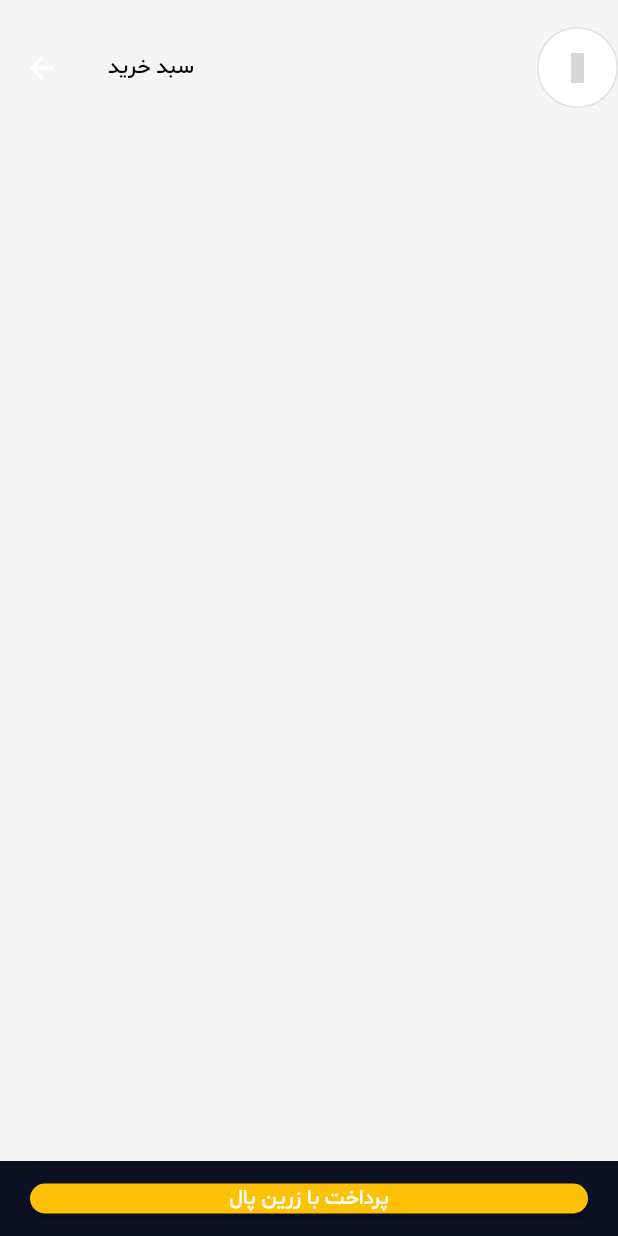
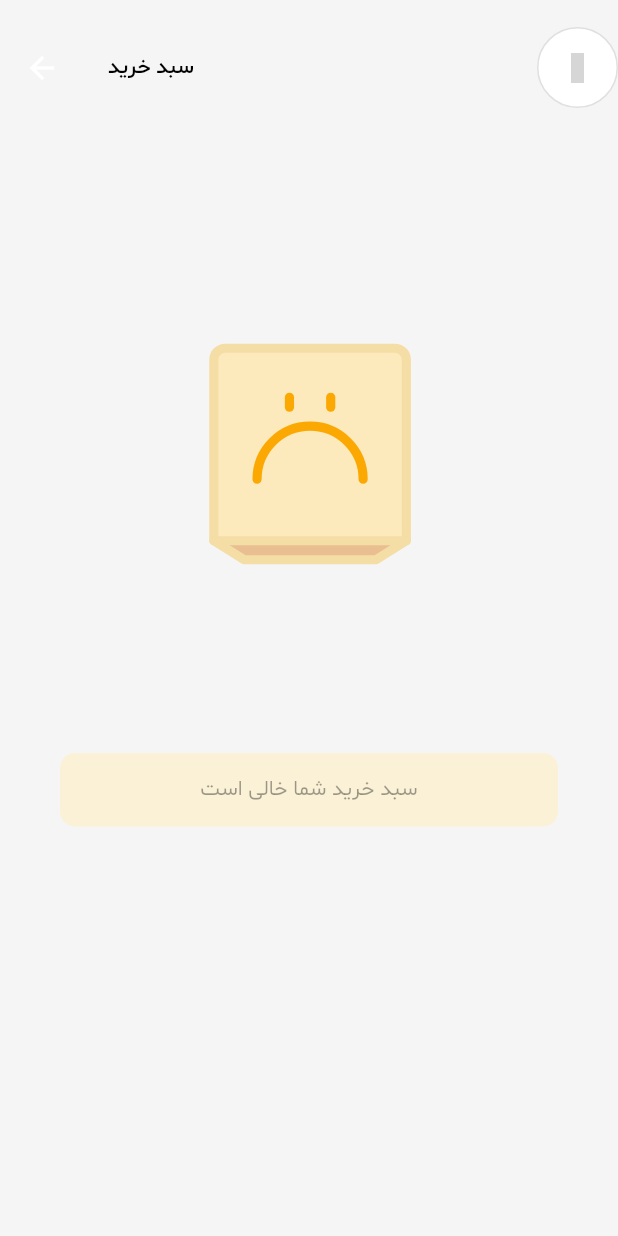
Before and after one commit to ayoubrajabi/ecommerce-zarinpal, a Flutter app: the CartScreen screen opened directly, on a phone screen of 412 x 824 dp. Run offline on Flutter 3.47's test engine with Material 2 defaults, Android fonts, the phone set to English and light mode, and no system bars; our stand-ins replace bloc, flutter_bloc, flutter_spinkit, iconly, lottie, transparent_image and 1 more; missing offline and left inert: solid_bottom_sheet, zarinpal; network calls fail; grey boxes are pictures that could not be loaded.

Commit message:
lottie file are added in checkout and cart screens.

```diff
--- a/lib/constants/constants.dart
+++ b/lib/constants/constants.dart
@@ -0,0 +1 @@
+export 'lottie_assets.dart';
--- a/lib/main.dart
+++ b/lib/main.dart
@@ -37,7 +37,7 @@ class EcommerceApp extends StatelessWidget {
                 status: status,
               );
             } else {
-              return const NavScreen();
+              return NavScreen();
             }
           },
         ),
--- a/lib/ui/screens/cart_screen.dart
+++ b/lib/ui/screens/cart_screen.dart
@@ -1,3 +1,4 @@
+import 'package:ecommerce_zarinpal/constants/constants.dart';
 import 'package:ecommerce_zarinpal/data/model/tshirt_model.dart';
 import 'package:ecommerce_zarinpal/logic/logic.dart';
 import 'package:ecommerce_zarinpal/ui/widgets/widgets.dart';
@@ -5,6 +6,7 @@ import 'package:flutter/cupertino.dart';
 import 'package:flutter/material.dart';
 import 'package:flutter_bloc/flutter_bloc.dart';
 import 'package:iconly/iconly.dart';
+import 'package:lottie/lottie.dart';
 
 // ignore: use_key_in_widget_constructors
 class CartScreen extends StatefulWidget {
@@ -41,7 +43,40 @@ class _CartScreenState extends State<CartScreen> {
       body: SizedBox(
         width: double.infinity,
         height: MediaQuery.of(context).size.height,
-        child: Stack(
+        child: BlocBuilder<AddToBagCubit, List<TshirtModel>>(
+          builder: (context, state) {
+            if (state.isEmpty) {
+              return SizedBox(
+                height: 500.0,
+                width: double.infinity,
+                child: Column(
+                  children: [
+                    Lottie.asset(
+                      LottieAssets.emptyCart!,
+                      repeat: true,
+                    ),
+                    Container(
+                      margin: const EdgeInsets.symmetric(horizontal: 40.0),
+                      padding: const EdgeInsets.symmetric(vertical: 15.0),
+                      decoration: BoxDecoration(
+                        color: Colors.amber.shade100.withAlpha(120),
+                        borderRadius: BorderRadius.circular(10.0),
+                      ),
+                      child: const Center(
+                        child: Text(
+                          'سبد خرید شما خالی است',
+                          textAlign: TextAlign.right,
+                          style: TextStyle(
+                            color: Colors.black38,
+                          ),
+                        ),
+                      ),
+                    ),
+                  ],
+                ),
+              );
+            }
+            return Stack(
               children: [
                 SingleChildScrollView(
                   controller: ScrollController(),
@@ -59,6 +94,12 @@ class _CartScreenState extends State<CartScreen> {
                             productName: addToBagState[index].name,
                             productPrice: addToBagState[index].price,
                             state: addToBagState[index],
+                            deleteButton: () {
+                              context
+                                  .read<AddToBagCubit>()
+                                  .deleteFromBag(state[index]);
+                              setState(() {});
+                            },
                           ),
                         ),
                       );
@@ -67,6 +108,8 @@ class _CartScreenState extends State<CartScreen> {
                 ),
                 CustomBottomSheet(),
               ],
+            );
+          },
         ),
       ),
     );
--- a/lib/ui/widgets/ball_loading_widget.dart
+++ b/lib/ui/widgets/ball_loading_widget.dart
@@ -9,7 +9,7 @@ class BallLoadingWidget extends StatelessWidget {
     return Center(
       child: SpinKitThreeBounce(
         duration: const Duration(milliseconds: 1500),
-        size: 50.0,
+        size: 40.0,
         color: Theme.of(context).primaryColor,
       ),
     );
--- a/lib/ui/widgets/cart_screen/custom_bottom_sheet.dart
+++ b/lib/ui/widgets/cart_screen/custom_bottom_sheet.dart
@@ -101,13 +101,16 @@ class CustomBottomSheet extends StatelessWidget {
               builder: (context, state) {
                 if (state is PaymentIsLoading) {
                   return CustomPaymentButton(
-                    child: const CircularProgressIndicator(),
+                    child: const BallLoadingWidget(),
                     onPressed: () {},
                   );
                 }
                 if (state is PaymentNotStarted) {
                   return CustomPaymentButton(
-                    child: const Text('پرداخت با زرین پال'),
+                    child: Text(
+                      'پرداخت با زرین پال',
+                      style: TextStyle(color: _theme.primaryColor),
+                    ),
                     onPressed: () async {
                       final addToBagState = context.read<AddToBagCubit>().state;
 
--- a/pubspec.yaml
+++ b/pubspec.yaml
@@ -36,8 +36,8 @@ flutter:
 
   uses-material-design: true
 
-  # assets:
-    # - assets/
+  assets:
+    - assets/lottie/
 
   fonts:
     - family: Shabnam
```
Also changed, not shown: lib/ui/screens/checkout_screen.dart (+34 -22 lines), lib/ui/screens/nav_screen.dart (+18 -20 lines), lib/ui/widgets/cart_screen/product_card_item.dart (+5 -8 lines). Lines whose indentation alone changed are shown as unchanged.
